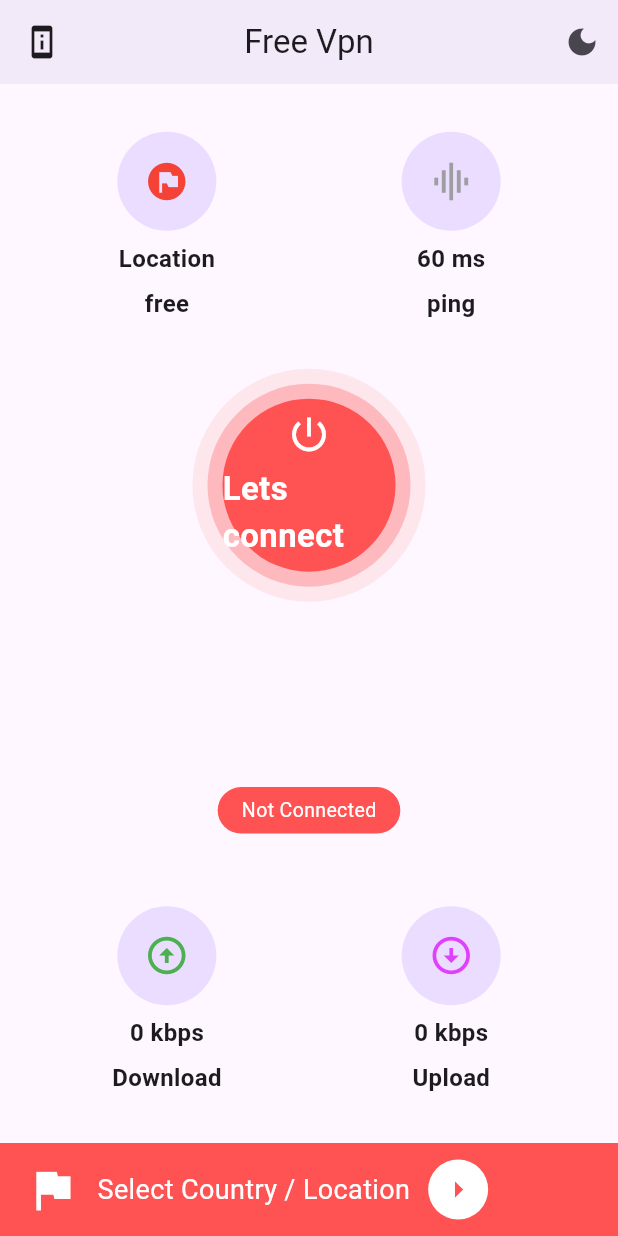
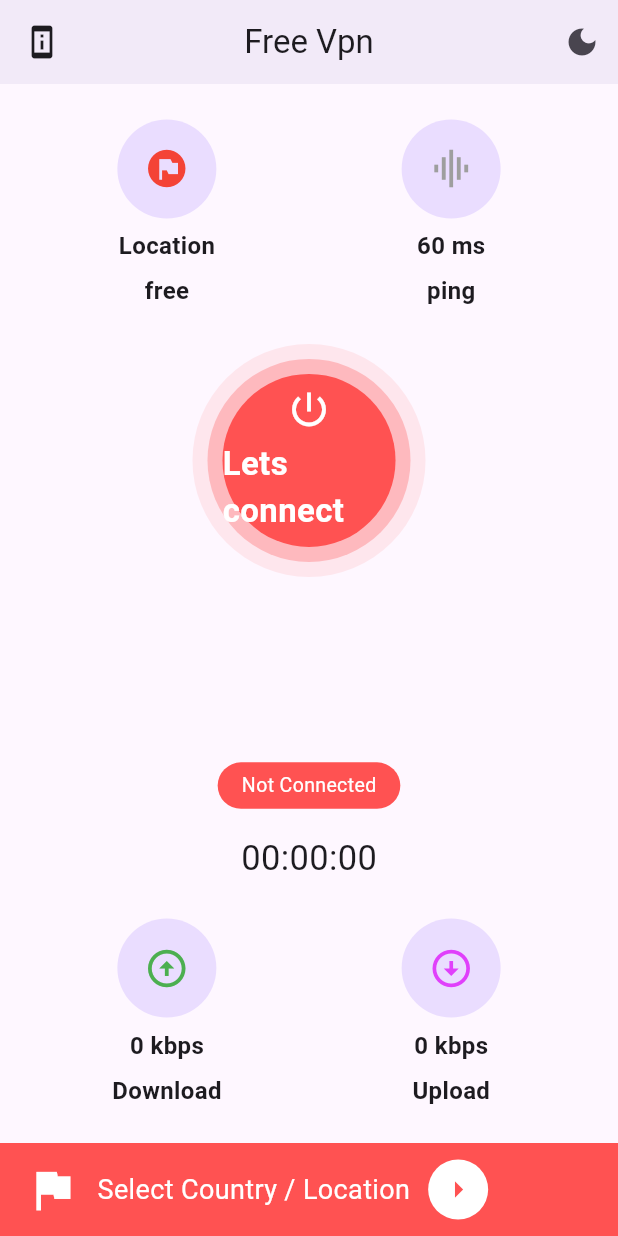
Before and after one commit to faresarar/twinsy_vpn, a Flutter app: the screen it shows after launch, on a phone screen of 412 x 824 dp. Run offline on Flutter 3.47's test engine with Material 3 defaults, Android fonts, the light colour scheme and no system bars; our stand-ins replace csv, get, hive, hive_flutter; accounts and stored records are empty.

Commit message:
add timer_widget.dart

```diff
--- a/lib/screens/home_screen.dart
+++ b/lib/screens/home_screen.dart
@@ -81,6 +81,8 @@ class HomeScreen extends StatelessWidget {
                   ? "Not Connected"
                   : homeController.vpnConnectionState
                       .replaceAll("_", "".toUpperCase()),
+              initTimerNow: homeController.vpnConnectionState.value ==
+                  VpnEngine.vpnConnectedNow,
             ),
           ),
           StreamBuilder<VpnStatusModel?>(
--- a/lib/widgets/custom_button_widget.dart
+++ b/lib/widgets/custom_button_widget.dart
@@ -1,4 +1,7 @@
 import 'package:flutter/material.dart';
+import 'package:get/get.dart';
+
+import 'timer_widget.dart';
 
 class CustomButtonWidget extends StatelessWidget {
   const CustomButtonWidget({
@@ -9,6 +12,7 @@ class CustomButtonWidget extends StatelessWidget {
     required this.statusText,
     required this.function,
     required this.statusConnectionText,
+    required this.initTimerNow,
   });
   final Color color;
   final Color color2;
@@ -16,6 +20,8 @@ class CustomButtonWidget extends StatelessWidget {
   final String statusText;
   final void Function()? function;
   final String statusConnectionText;
+  final bool initTimerNow;
+
   @override
   Widget build(BuildContext context) {
     Size sizeScreen = MediaQuery.sizeOf(context);
@@ -91,7 +97,10 @@ class CustomButtonWidget extends StatelessWidget {
               fontSize: 13,
             ),
           ),
-        )
+        ),
+        TimerWidget(
+          initTimerNow: initTimerNow,
+        ),
       ],
     );
   }
--- /dev/null
+++ b/lib/widgets/timer_widget.dart
@@ -0,0 +1,48 @@
+import 'dart:async';
+
+import 'package:flutter/material.dart';
+
+class TimerWidget extends StatefulWidget {
+  const TimerWidget({super.key, required this.initTimerNow});
+  final bool initTimerNow;
+
+  @override
+  State<TimerWidget> createState() => _TimerWidgetState();
+}
+
+class _TimerWidgetState extends State<TimerWidget> {
+  Duration duration = Duration();
+  Timer? timer;
+  startTimerNow() {
+    timer = Timer.periodic(Duration(seconds: 1), (timer) {
+      setState(() {
+        duration = Duration(seconds: duration.inSeconds + 1);
+      });
+    });
+  }
+
+  stopTimerNow() {
+    setState(() {
+      timer?.cancel();
+      timer = null;
+      duration = Duration();
+    });
+  }
+
+  @override
+  Widget build(BuildContext context) {
+    if (timer == null || !widget.initTimerNow) {
+      widget.initTimerNow ? startTimerNow() : stopTimerNow();
+    }
+    String twoDigit(int number) => number.toString().padLeft(2, "0");
+    final minutes = twoDigit(duration.inMinutes.remainder(60));
+    final seconds = twoDigit(duration.inSeconds.remainder(60));
+    final hours = twoDigit(duration.inHours.remainder(60));
+    return Text(
+      "$hours:$minutes:$seconds",
+      style: TextStyle(
+        fontSize: 23,
+      ),
+    );
+  }
+}
```
